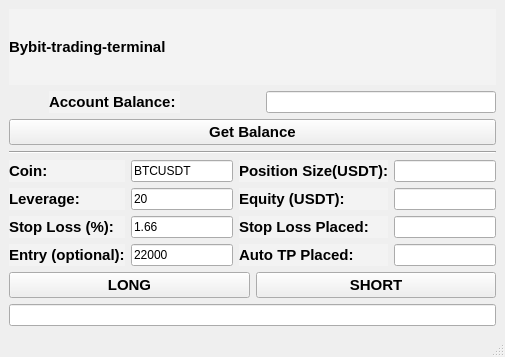
Before: the Qt Designer form bybit_ui_v1.ui in eduardogv/bybit-trading-terminal, drawn with Qt 5.
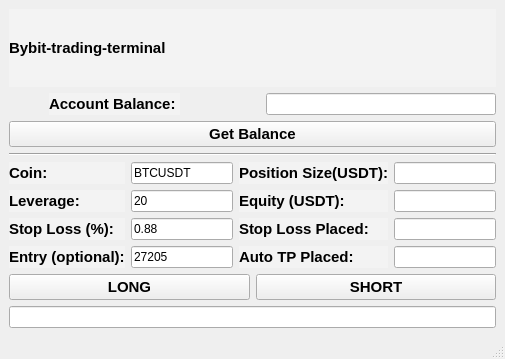
After: the same form once the commit is applied.

Diff of the .ui file:
```diff
--- a/bybit_ui_v1.ui
+++ b/bybit_ui_v1.ui
@@ -7,7 +7,7 @@
     <x>0</x>
     <y>0</y>
     <width>505</width>
-    <height>357</height>
+    <height>359</height>
    </rect>
   </property>
   <property name="windowTitle">
@@ -2258,7 +2258,7 @@
       <item row="2" column="1">
        <widget class="QLineEdit" name="stop_loss">
         <property name="text">
-         <string>1.66</string>
+         <string>0.88</string>
         </property>
        </widget>
       </item>
@@ -2706,7 +2706,7 @@
       <item row="3" column="1">
        <widget class="QLineEdit" name="entry">
         <property name="text">
-         <string>22000</string>
+         <string>27205</string>
         </property>
        </widget>
       </item>
```
Left out of the diff: 2 changed lines with no effect on the pictures.
